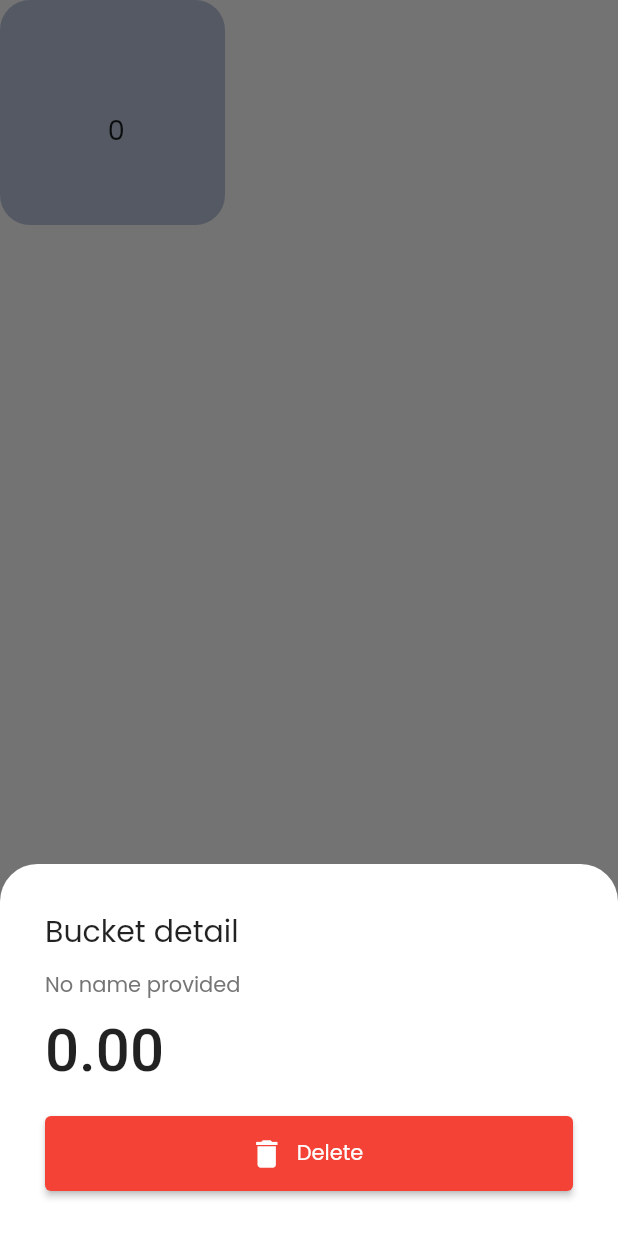
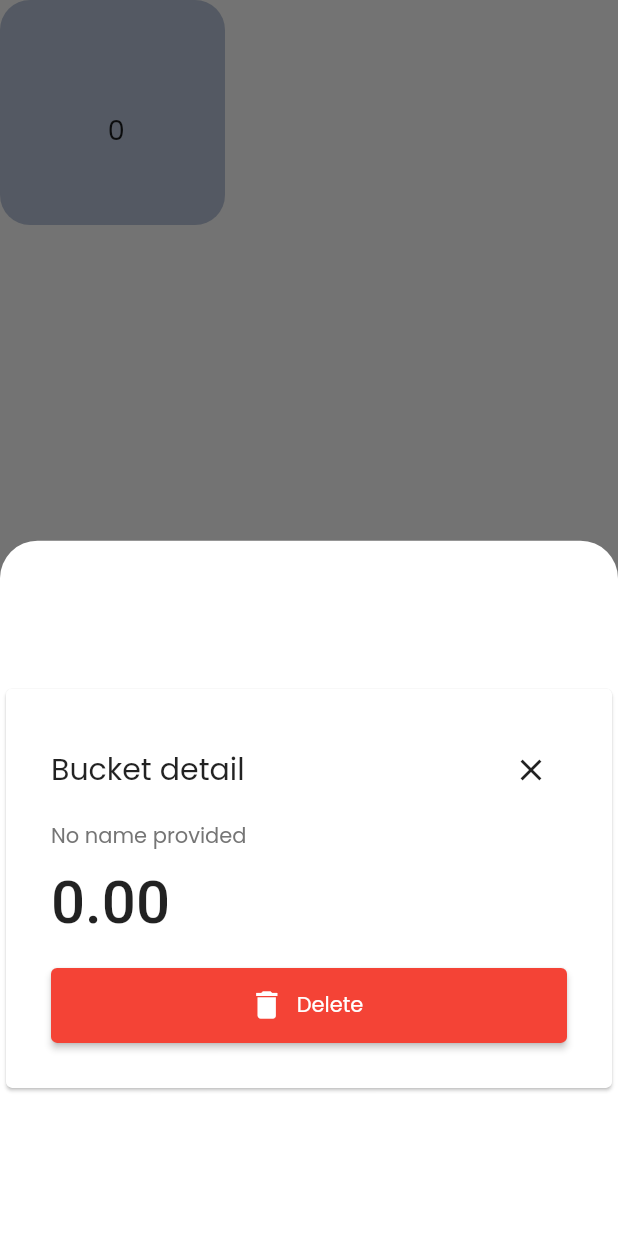
Before and after one commit to MCarlomagno/spending_tracker, a Flutter app: the BucketItem widget shown alone on an empty page, opened directly with empty values, after a tap on an icon or button, on a phone screen of 412 x 824 dp. Run offline on Flutter 3.47's test engine with Material 2 defaults, Android fonts, the phone set to English and light mode, and no system bars; our stand-ins replace cloud_firestore, firebase_auth, firebase_core, get_it; accounts and stored records are empty.

Commit message:
fix: bucket and transactions detail responsive

```diff
--- a/lib/widgets/home/buckets/bucket_detail.dart
+++ b/lib/widgets/home/buckets/bucket_detail.dart
@@ -1,5 +1,6 @@
 import 'package:flutter/material.dart';
 import 'package:provider/provider.dart';
+import 'package:spending_tracker/constants/dimensions.dart';
 import 'package:spending_tracker/interfaces/bucket.dart';
 import 'package:spending_tracker/models/balance_model.dart';
 import 'package:spending_tracker/widgets/shared/subtitle.dart';
@@ -18,16 +19,33 @@ class BucketDetail extends StatelessWidget {
       detail = 'No name provided';
     }
 
-    return Container(
+    double maxWidth = 400.0;
+    bool isMobile = width < Dimensions.m;
+
+    return Center(
+      child: Card(
+        child: Container(
           padding: EdgeInsets.symmetric(horizontal: 30),
           width: width,
+          constraints: isMobile ? null : BoxConstraints(
+            maxWidth: maxWidth,
+          ),
           child: Column(
             crossAxisAlignment: CrossAxisAlignment.start,
             mainAxisSize: MainAxisSize.min,
             children: [
               SizedBox(height: 30),
+              Row(
+                mainAxisAlignment: MainAxisAlignment.spaceBetween,
+                children: [
                   Subtitle(
                     text: "Bucket detail",
+                  ),
+                  IconButton(
+                    icon: Icon(Icons.close),
+                    onPressed: () => Navigator.of(context).pop(),
+                  ),
+                ],
               ),
               SizedBox(height: 10),
               Text(
@@ -70,6 +88,8 @@ class BucketDetail extends StatelessWidget {
               SizedBox(height: 30),
             ],
           ),
+        ),
+      ),
     );
   }
 }
--- a/lib/widgets/home/buckets/bucket_item.dart
+++ b/lib/widgets/home/buckets/bucket_item.dart
@@ -1,5 +1,6 @@
 import 'package:flutter/material.dart';
 import 'package:provider/provider.dart';
+import 'package:spending_tracker/constants/dimensions.dart';
 import 'package:spending_tracker/interfaces/bucket.dart';
 import 'package:spending_tracker/models/balance_model.dart';
 import 'dart:math' as math;
@@ -13,17 +14,29 @@ class BucketItem extends StatelessWidget {
   final Bucket bucket;
   const BucketItem({Key? key, required this.bucket}) : super(key: key);
 
-  _onBucketPressed(BuildContext context) {
+  _onBucketPressed({
+    required BuildContext context,
+    required bool isMobile,
+  }) {
     final balanceModel = Provider.of<BalanceModel>(context, listen: false);
-    showModalBottomSheet(
+
+    Widget child = ListenableProvider.value(
+      value: balanceModel,
+      child: BucketDetail(bucket: bucket),
+    );
+
+    if (isMobile) {
+      showModalBottomSheet(
         backgroundColor: Theme.of(context).backgroundColor,
         context: context,
-        builder: (BuildContext context) {
-          return ListenableProvider.value(
-            value: balanceModel,
-            child: BucketDetail(bucket: bucket),
-          );
-        });
+        builder: (BuildContext context) => child,
+      );
+    } else {
+      showDialog(
+        context: context,
+        builder: (BuildContext context) => child,
+      );
+    }
   }
 
   _getRandomColor() {
@@ -33,11 +46,12 @@ class BucketItem extends StatelessWidget {
 
   @override
   Widget build(BuildContext context) {
-
+    double width = MediaQuery.of(context).size.width;
     double size = 150.0;
+    bool isMobile = width < Dimensions.m;
 
     return InkWell(
-      onTap: () => {_onBucketPressed(context)},
+      onTap: () => {_onBucketPressed(context: context, isMobile: isMobile)},
       child: Container(
         height: size,
         width: size,
```
Also changed, not shown: lib/widgets/home/transactions/transaction_detail.dart (+25 -5 lines). Lines whose indentation alone changed are shown as unchanged.
